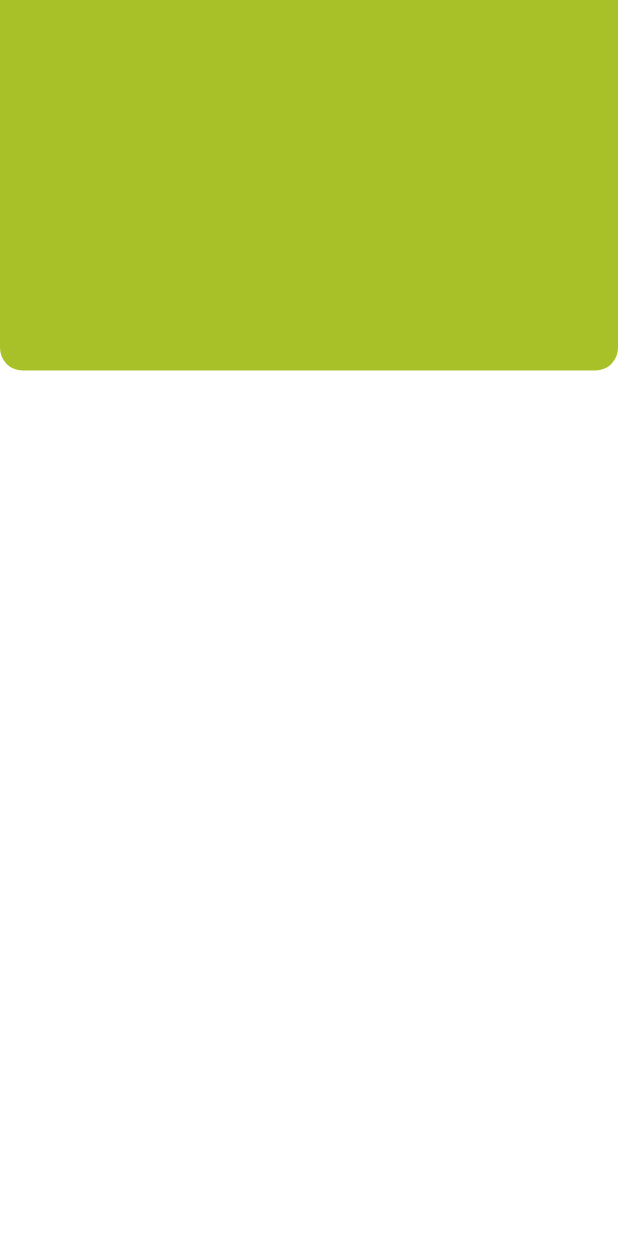
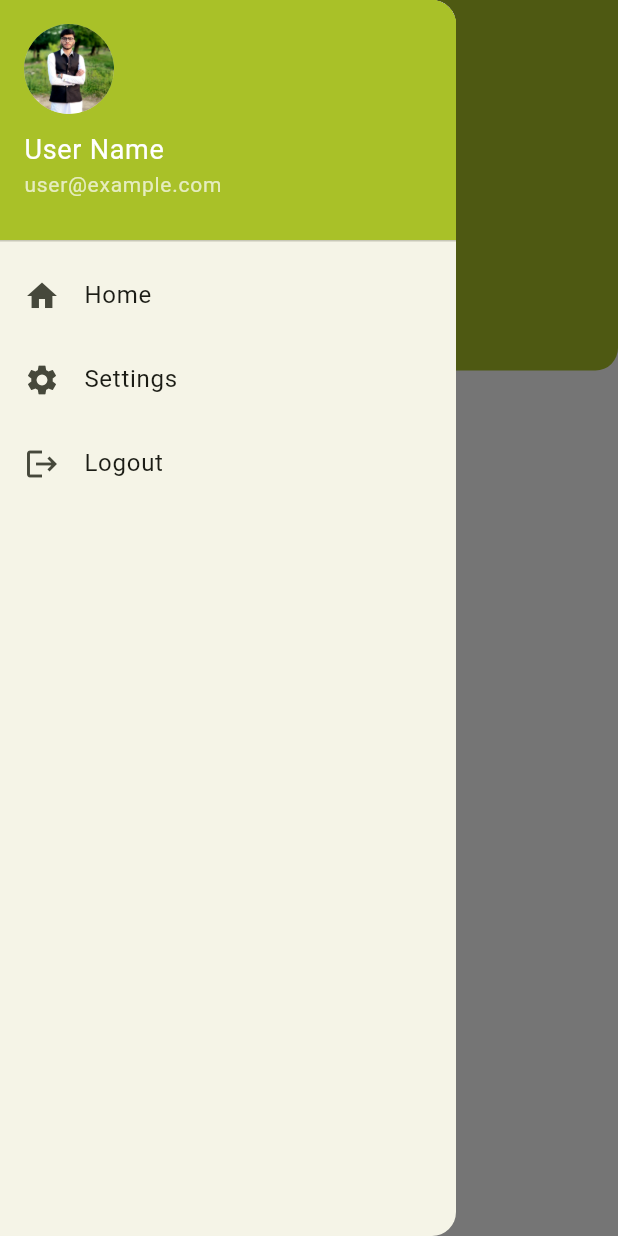
Before and after one commit to Developer-Waqas/Flutter-Fitness-App, a Flutter app: the DashboardScreen screen opened by its route, with the side drawer open (before the commit the screen has no drawer), on a phone screen of 412 x 824 dp. Run offline on Flutter 3.47's test engine with Material 3 defaults, Android fonts, the phone set to English and light mode, and no system bars; our stand-ins replace get, pinput.

Commit message:
✨ Drawer Added

```diff
--- a/lib/constants/app_images_assets/app_images_assets.dart
+++ b/lib/constants/app_images_assets/app_images_assets.dart
@@ -8,5 +8,5 @@ class AppImagesAssets {
   static const String onboardingImage1 = '${imageBasePath}onboarding1_img.png';
   static const String onboardingImage2 = '${imageBasePath}onboarding2_img.png';
   static const String onboardingImage3 = '${imageBasePath}onboarding3_img.png';
-
+  static const String profileImage = '${imageBasePath}profile_img.jpg';
 }
--- a/lib/views/screens/dashboard_screen/dashboard_screen.dart
+++ b/lib/views/screens/dashboard_screen/dashboard_screen.dart
@@ -1,11 +1,16 @@
 import 'package:code_alpha_fitness_app/constants/app_linker/app_linker.dart';
+import 'package:code_alpha_fitness_app/widgets/drawer/drawer_widget.dart';
 
 class DashboardScreen extends StatelessWidget {
-  const DashboardScreen({super.key});
+   DashboardScreen({super.key});
+
+  final GlobalKey<ScaffoldState> _scaffoldKey = GlobalKey<ScaffoldState>();
 
   @override
   Widget build(BuildContext context) {
     return Scaffold(
+      key: _scaffoldKey,
+       drawer: DrawerWidget(),
       backgroundColor: AppColors.whiteColor,
       body: SingleChildScrollView(
         child: Column(
@@ -20,6 +25,31 @@ class DashboardScreen extends StatelessWidget {
                   bottomRight: Radius.circular(15),
                 ),
               ),
+              child: Stack(
+                children: [
+                  // SIde menu / Navigation Drawer
+                  Positioned(
+                    top: 40,
+                    left: 10,
+                    child: CustomIconButton(
+                      image: AppIconAssets.menuIcon,
+                      imageHeight: 16.69,
+                      imageWidth: 20.86,
+                      onTap: () {
+                        print('Button Clicked!');
+                        _scaffoldKey.currentState?.openDrawer();
+                      },
+                    ),
+                  ),
+                  Positioned(
+                      top: 40,
+                      left: 55,
+                      child: CircleAvatar(
+                        backgroundImage:
+                            AssetImage(AppImagesAssets.profileImage),
+                      ))
+                ],
+              ),
             ),
           ],
         ),
--- /dev/null
+++ b/lib/widgets/drawer/drawer_widget.dart
@@ -0,0 +1,52 @@
+import '../../constants/app_linker/app_linker.dart';
+
+class DrawerWidget extends StatelessWidget {
+  const DrawerWidget({super.key});
+
+  @override
+  Widget build(BuildContext context) {
+    return Drawer(
+      child: ListView(
+        padding: EdgeInsets.zero,
+        children: [
+          DrawerHeader(
+            decoration: BoxDecoration(color: AppColors.primary),
+            child: Column(
+              crossAxisAlignment: CrossAxisAlignment.start,
+              children: const [
+                CircleAvatar(
+                  radius: 30,
+                  backgroundImage: AssetImage(AppImagesAssets.profileImage),
+                ),
+                SizedBox(height: 10),
+                Text(
+                  "User Name",
+                  style: TextStyle(fontSize: 18, color: Colors.white),
+                ),
+                Text(
+                  "user@example.com",
+                  style: TextStyle(fontSize: 14, color: Colors.white70),
+                ),
+              ],
+            ),
+          ),
+          ListTile(
+            leading: Icon(Icons.home),
+            title: Text("Home"),
+            onTap: () {},
+          ),
+          ListTile(
+            leading: Icon(Icons.settings),
+            title: Text("Settings"),
+            onTap: () {},
+          ),
+          ListTile(
+            leading: Icon(Icons.logout),
+            title: Text("Logout"),
+            onTap: () {},
+          ),
+        ],
+      ),
+    );
+  }
+}
```
Also changed, not shown: assets/images/profile_img.jpg (added).
